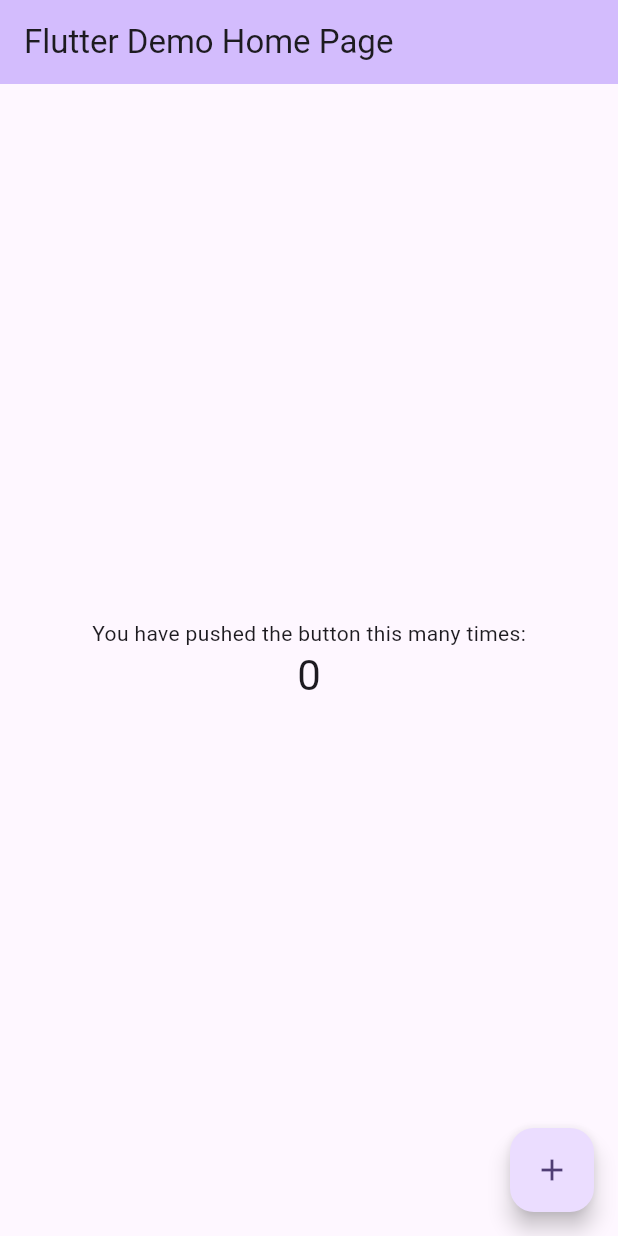
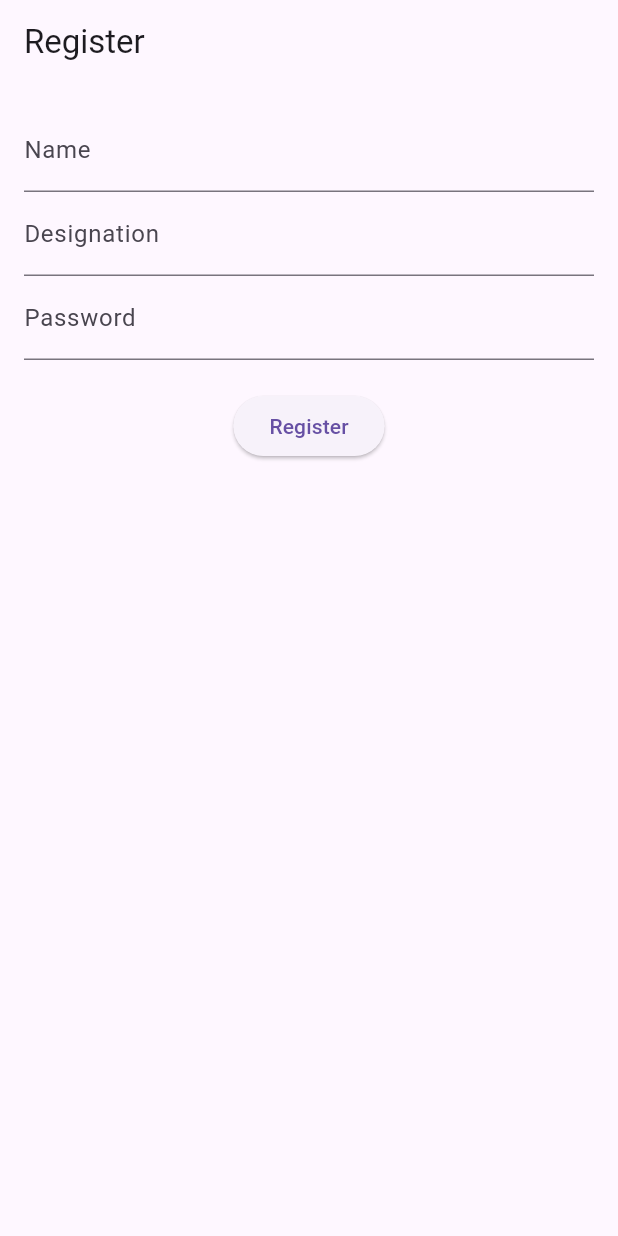
Before and after one commit to darshana-perera-97/task-manager, a Flutter app: the screen it shows after launch, on a phone screen of 412 x 824 dp. Run offline on Flutter 3.47's test engine with Material 3 defaults, Android fonts, the phone set to English and light mode, and no system bars.

Commit message:
user register added

```diff
--- a/mobile/lib/main.dart
+++ b/mobile/lib/main.dart
@@ -1,125 +1,85 @@
 import 'package:flutter/material.dart';
+import 'package:http/http.dart' as http;
+import 'dart:convert';
 
 void main() {
-  runApp(const MyApp());
+  runApp(const MaterialApp(home: RegisterPage()));
 }
 
-class MyApp extends StatelessWidget {
-  const MyApp({super.key});
+class RegisterPage extends StatefulWidget {
+  const RegisterPage({super.key});
 
-  // This widget is the root of your application.
   @override
-  Widget build(BuildContext context) {
-    return MaterialApp(
-      title: 'Flutter Demo',
-      theme: ThemeData(
-        // This is the theme of your application.
-        //
-        // TRY THIS: Try running your application with "flutter run". You'll see
-        // the application has a purple toolbar. Then, without quitting the app,
-        // try changing the seedColor in the colorScheme below to Colors.green
-        // and then invoke "hot reload" (save your changes or press the "hot
-        // reload" button in a Flutter-supported IDE, or press "r" if you used
-        // the command line to start the app).
-        //
-        // Notice that the counter didn't reset back to zero; the application
-        // state is not lost during the reload. To reset the state, use hot
-        // restart instead.
-        //
-        // This works for code too, not just values: Most code changes can be
-        // tested with just a hot reload.
-        colorScheme: ColorScheme.fromSeed(seedColor: Colors.deepPurple),
-        useMaterial3: true,
-      ),
-      home: const MyHomePage(title: 'Flutter Demo Home Page'),
-    );
-  }
+  State<RegisterPage> createState() => _RegisterPageState();
 }
 
-class MyHomePage extends StatefulWidget {
-  const MyHomePage({super.key, required this.title});
+class _RegisterPageState extends State<RegisterPage> {
+  final TextEditingController nameController = TextEditingController();
+  final TextEditingController designationController = TextEditingController();
+  final TextEditingController passwordController = TextEditingController();
 
-  // This widget is the home page of your application. It is stateful, meaning
-  // that it has a State object (defined below) that contains fields that affect
-  // how it looks.
+  String userId = '';
+  String status = '';
 
-  // This class is the configuration for the state. It holds the values (in this
-  // case the title) provided by the parent (in this case the App widget) and
-  // used by the build method of the State. Fields in a Widget subclass are
-  // always marked "final".
+  Future<void> registerUser() async {
+    final url = Uri.parse(
+        'http://localhost:5060/api/register'); // ← IMPORTANT: Update if on real device or web
+    try {
+      final response = await http.post(
+        url,
+        headers: {'Content-Type': 'application/json'},
+        body: jsonEncode({
+          'name': nameController.text,
+          'designation': designationController.text,
+          'password': passwordController.text,
+        }),
+      );
 
-  final String title;
-
-  @override
-  State<MyHomePage> createState() => _MyHomePageState();
-}
-
-class _MyHomePageState extends State<MyHomePage> {
-  int _counter = 0;
-
-  void _incrementCounter() {
-    setState(() {
-      // This call to setState tells the Flutter framework that something has
-      // changed in this State, which causes it to rerun the build method below
-      // so that the display can reflect the updated values. If we changed
-      // _counter without calling setState(), then the build method would not be
-      // called again, and so nothing would appear to happen.
-      _counter++;
-    });
+      if (response.statusCode == 201) {
+        final data = jsonDecode(response.body);
+        setState(() {
+          userId = data['userId'];
+          status = "Registered successfully!";
+        });
+      } else {
+        setState(() {
+          status = "Failed to register: ${response.body}";
+        });
+      }
+    } catch (e) {
+      setState(() {
+        status = "Error: $e";
+      });
+    }
   }
 
   @override
   Widget build(BuildContext context) {
-    // This method is rerun every time setState is called, for instance as done
-    // by the _incrementCounter method above.
-    //
-    // The Flutter framework has been optimized to make rerunning build methods
-    // fast, so that you can just rebuild anything that needs updating rather
-    // than having to individually change instances of widgets.
     return Scaffold(
-      appBar: AppBar(
-        // TRY THIS: Try changing the color here to a specific color (to
-        // Colors.amber, perhaps?) and trigger a hot reload to see the AppBar
-        // change color while the other colors stay the same.
-        backgroundColor: Theme.of(context).colorScheme.inversePrimary,
-        // Here we take the value from the MyHomePage object that was created by
-        // the App.build method, and use it to set our appbar title.
-        title: Text(widget.title),
-      ),
-      body: Center(
-        // Center is a layout widget. It takes a single child and positions it
-        // in the middle of the parent.
+      appBar: AppBar(title: const Text('Register')),
+      body: Padding(
+        padding: const EdgeInsets.all(16),
         child: Column(
-          // Column is also a layout widget. It takes a list of children and
-          // arranges them vertically. By default, it sizes itself to fit its
-          // children horizontally, and tries to be as tall as its parent.
-          //
-          // Column has various properties to control how it sizes itself and
-          // how it positions its children. Here we use mainAxisAlignment to
-          // center the children vertically; the main axis here is the vertical
-          // axis because Columns are vertical (the cross axis would be
-          // horizontal).
-          //
-          // TRY THIS: Invoke "debug painting" (choose the "Toggle Debug Paint"
-          // action in the IDE, or press "p" in the console), to see the
-          // wireframe for each widget.
-          mainAxisAlignment: MainAxisAlignment.center,
-          children: <Widget>[
-            const Text(
-              'You have pushed the button this many times:',
-            ),
-            Text(
-              '$_counter',
-              style: Theme.of(context).textTheme.headlineMedium,
-            ),
+          children: [
+            TextField(
+                controller: nameController,
+                decoration: const InputDecoration(labelText: 'Name')),
+            TextField(
+                controller: designationController,
+                decoration: const InputDecoration(labelText: 'Designation')),
+            TextField(
+                controller: passwordController,
+                decoration: const InputDecoration(labelText: 'Password'),
+                obscureText: true),
+            const SizedBox(height: 20),
+            ElevatedButton(
+                onPressed: registerUser, child: const Text('Register')),
+            const SizedBox(height: 20),
+            Text(status),
+            if (userId.isNotEmpty) Text('Your user ID: $userId'),
           ],
         ),
       ),
-      floatingActionButton: FloatingActionButton(
-        onPressed: _incrementCounter,
-        tooltip: 'Increment',
-        child: const Icon(Icons.add),
-      ), // This trailing comma makes auto-formatting nicer for build methods.
     );
   }
 }
--- a/mobile/pubspec.yaml
+++ b/mobile/pubspec.yaml
@@ -30,6 +30,7 @@ environment:
 dependencies:
   flutter:
     sdk: flutter
+  http: ^0.13.6
 
   # The following adds the Cupertino Icons font to your application.
   # Use with the CupertinoIcons class for iOS style icons.
```
Also changed, not shown: mobile/pubspec.lock, 4 other files.
